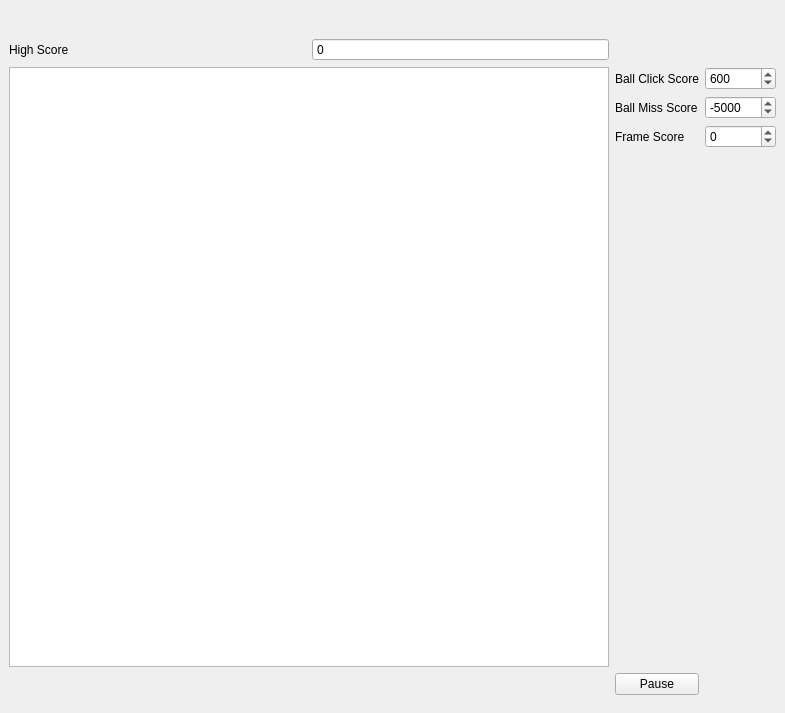
Qt form SwipeTheBall/trunk/mainwindow.ui (TinaSeifpoor/repo) before a commit.
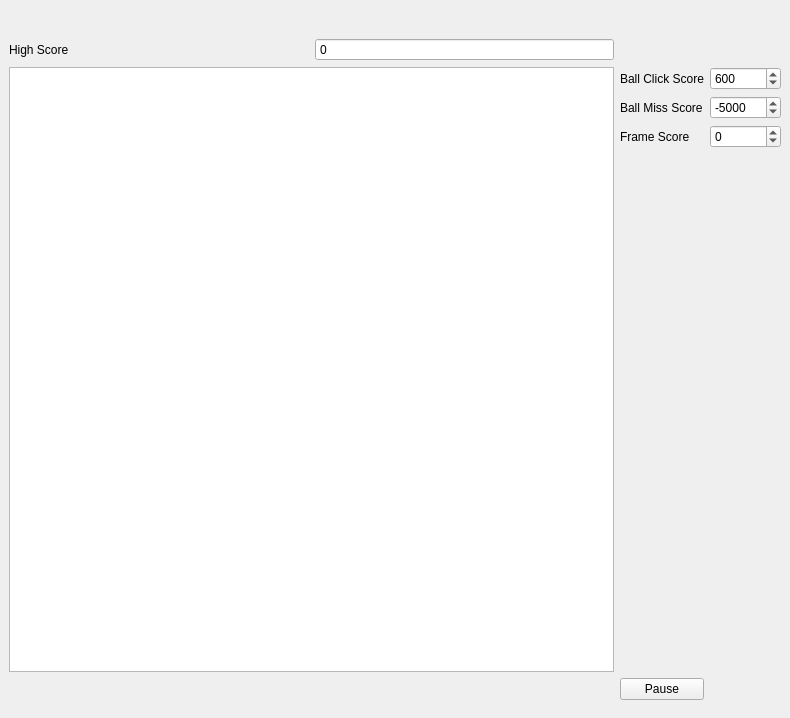
The same form after that commit.

Patch:
```diff
--- a/SwipeTheBall/trunk/mainwindow.ui
+++ b/SwipeTheBall/trunk/mainwindow.ui
@@ -6,8 +6,8 @@
    <rect>
     <x>0</x>
     <y>0</y>
-    <width>778</width>
-    <height>713</height>
+    <width>783</width>
+    <height>718</height>
    </rect>
   </property>
   <property name="windowTitle">
@@ -180,8 +180,8 @@
      <widget class="QGraphicsView" name="graphicsView">
       <property name="minimumSize">
        <size>
-        <width>600</width>
-        <height>600</height>
+        <width>605</width>
+        <height>605</height>
        </size>
       </property>
       <property name="maximumSize">
```
